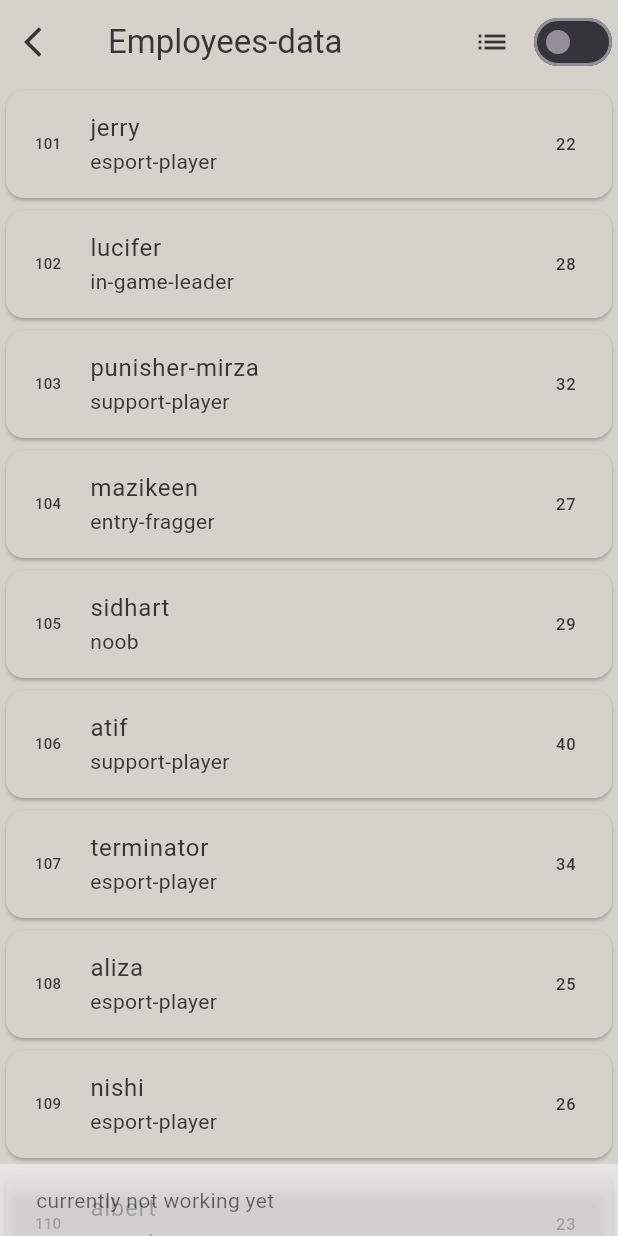
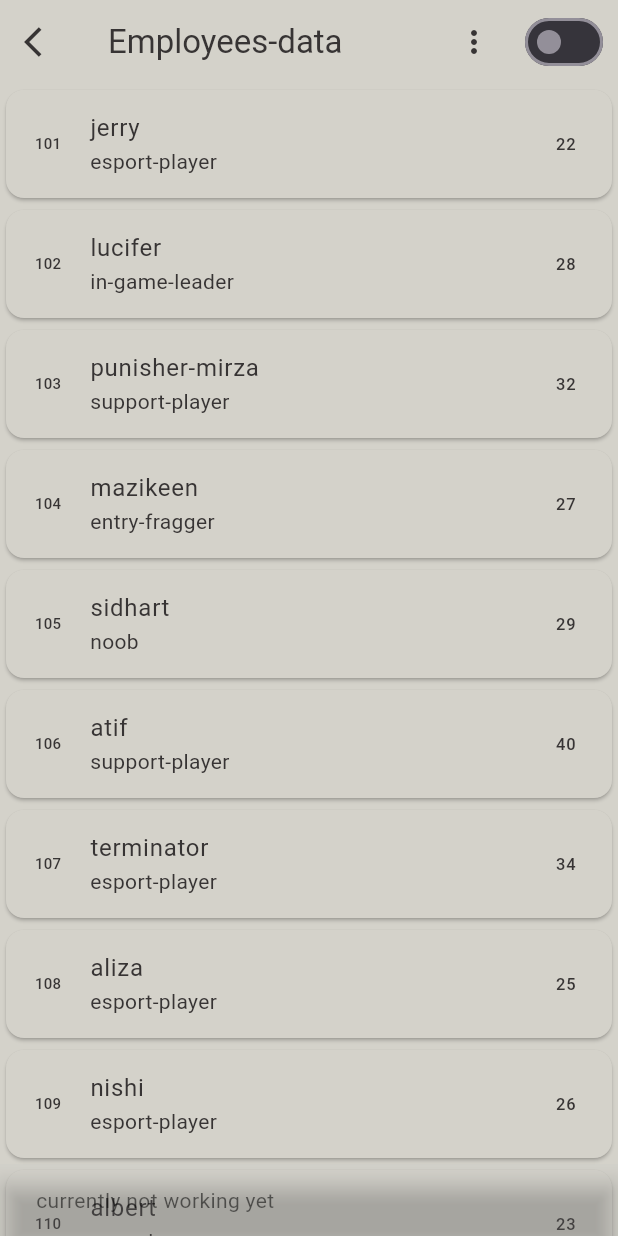
Before and after one commit to Taufiq-ansari/tasks, a Flutter app: the screen it shows after launch, after a tap on the "arrow back ios" icon, on a phone screen of 412 x 824 dp. Run offline on Flutter 3.47's test engine with Material 3 defaults, Android fonts, the phone set to English and light mode, and no system bars.

```diff
--- a/lib/main.dart
+++ b/lib/main.dart
@@ -2,8 +2,11 @@ import 'package:api/pages/listview/splashscreen.dart';
 import 'package:api/pages/navigation/feed_screen.dart';
 import 'package:api/pages/themechange.dart/themeclass.dart';
 import 'package:flutter/material.dart';
+import 'package:flutter/services.dart';
 
 void main() {
+  // WidgetsFlutterBinding.ensureInitialized();
+  // SystemChrome.setPreferredOrientations([DeviceOrientation.landscapeLeft]);
   runApp(MyApp());
 }
 
--- a/lib/pages/listview/employeesdata.dart
+++ b/lib/pages/listview/employeesdata.dart
@@ -98,11 +98,12 @@ class _EmployeesWidgetState extends State<EmployeesWidget> {
           onPressed: () {
             ScaffoldMessenger.of(context).showSnackBar(
               SnackBar(
-                backgroundColor: isdark ? Colors.black54 : Colors.white54,
+                backgroundColor: isdark ? Colors.black12 : Colors.white12,
                 content: Text(
                   "currently not working yet",
                   style: TextStyle(
-                      color: isdark ? Colors.white54 : Colors.black54),
+                    color: isdark ? Colors.white54 : Colors.black54,
+                  ),
                 ),
               ),
             );
@@ -132,13 +133,15 @@ class _EmployeesWidgetState extends State<EmployeesWidget> {
                         : Themes.darktheme.primaryColor,
                   )
                 : Icon(
-                    Icons.list,
+                    Icons.more_vert_outlined,
                     color: isdark
                         ? Themes.lightheme.primaryColor
                         : Themes.darktheme.primaryColor,
                   ),
           ),
           Switch(
+            splashRadius: 3,
+            padding: EdgeInsets.all(10),
             activeColor: isdark
                 ? Themes.lightheme.primaryColor
                 : Themes.darktheme.primaryColor,
@@ -233,6 +236,13 @@ class _EmployeesWidgetState extends State<EmployeesWidget> {
               },
               physics: BouncingScrollPhysics(),
             ),
+      // drawer: Drawer(
+      //   shadowColor: Themes.darktheme.primaryColor,
+      //   child: Column(
+      //     children: [],
+      //   ),
+      //   backgroundColor: Colors.white12,
+      // ),
     );
   }
 }
```
